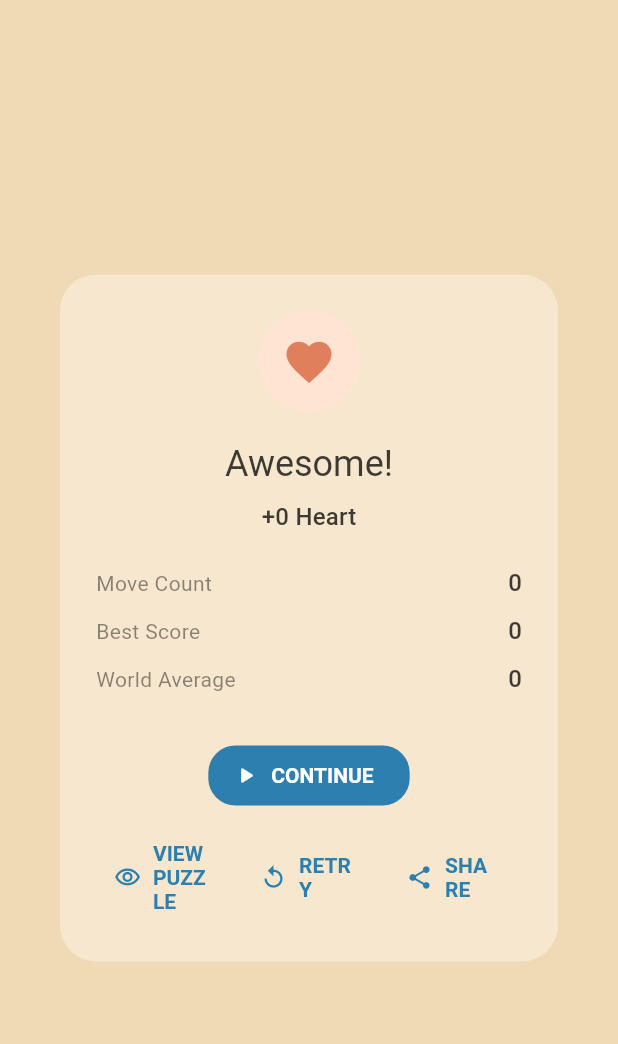
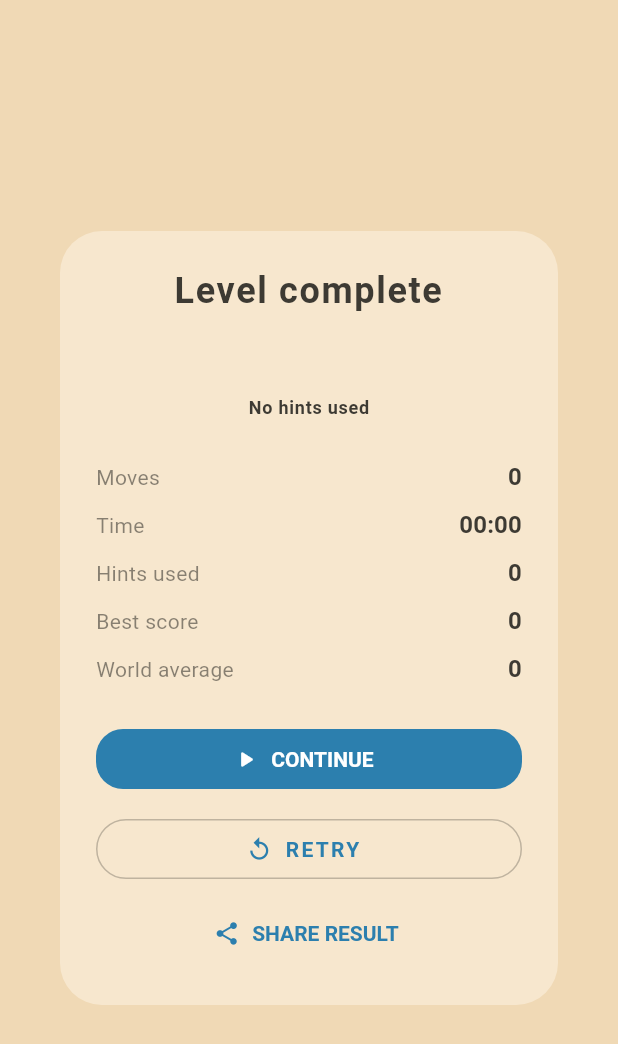
Before and after one commit to Humaneyew/Color-Puzzle-Relax-Game, a Flutter app: the RewardDialog widget shown alone on an empty page, opened directly with empty values, on a phone screen of 412 x 824 dp. Shown: the top 1044 px of the screen. Run offline on Flutter 3.47's test engine with Material 3 defaults, Android fonts, the phone set to English and light mode, and no system bars; our stand-ins replace audioplayers, shared_preferences; accounts and stored records are empty.

Commit message:
Add level result dialog with reward handling

```diff
--- a/lib/src/components/reward_dialog.dart
+++ b/lib/src/components/reward_dialog.dart
@@ -1,107 +1,150 @@
 import 'package:flutter/material.dart';
+
+import '../data/game_result.dart';
 
 class RewardDialog extends StatelessWidget {
   const RewardDialog({
-    required this.livesEarned,
-    required this.moveCount,
+    required this.levelName,
+    required this.result,
     required this.bestScore,
     required this.worldAverage,
     required this.onContinue,
-    required this.onViewPuzzle,
     required this.onRetry,
     required this.onShare,
     super.key,
   });
 
-  final int livesEarned;
-  final int moveCount;
+  final String levelName;
+  final GameResult result;
   final int? bestScore;
   final int worldAverage;
-  final VoidCallback onContinue;
-  final VoidCallback onViewPuzzle;
-  final VoidCallback onRetry;
-  final VoidCallback onShare;
+  final Future<void> Function() onContinue;
+  final Future<void> Function() onRetry;
+  final Future<void> Function() onShare;
 
   @override
   Widget build(BuildContext context) {
+    final theme = Theme.of(context);
+    Future<void> handle(Future<void> Function() action) async {
+      Navigator.of(context).pop();
+      await action();
+    }
+
+    final rewardBadges = <Widget>[];
+    if (result.livesEarned > 0) {
+      rewardBadges.add(_Badge(
+        icon: Icons.favorite,
+        label: '+${result.livesEarned} life',
+        background: const Color(0xFFFFE3D3),
+        iconColor: const Color(0xFFDF7F5B),
+      ));
+    }
+    if (result.rewardsEarned > 0) {
+      rewardBadges.add(_Badge(
+        icon: Icons.stars_rounded,
+        label: '+${result.rewardsEarned} points',
+        background: theme.colorScheme.primary.withOpacity(0.15),
+        iconColor: theme.colorScheme.primary,
+      ));
+    }
+
+    final achievementBadges = <Widget>[];
+    if (result.isNewRecord) {
+      achievementBadges.add(_Tag(text: 'New record'));
+    }
+    if (result.hintsUsed == 0) {
+      achievementBadges.add(_Tag(text: 'No hints used'));
+    }
+
     return Dialog(
-      shape: RoundedRectangleBorder(borderRadius: BorderRadius.circular(24)),
+      shape: RoundedRectangleBorder(borderRadius: BorderRadius.circular(28)),
       child: Padding(
         padding: const EdgeInsets.all(24),
         child: Column(
           mainAxisSize: MainAxisSize.min,
+          crossAxisAlignment: CrossAxisAlignment.stretch,
           children: [
-            Container(
-              padding: const EdgeInsets.all(16),
-              decoration: const BoxDecoration(
-                color: Color(0xFFFFE3D3),
-                shape: BoxShape.circle,
+            Text(
+              'Level complete',
+              textAlign: TextAlign.center,
+              style: theme.textTheme.headlineSmall?.copyWith(
+                fontWeight: FontWeight.w700,
+                letterSpacing: 1.1,
               ),
-              child: const Icon(
-                Icons.favorite,
-                color: Color(0xFFDF7F5B),
-                size: 36,
-              ),
-            ),
-            const SizedBox(height: 18),
-            Text(
-              'Awesome!',
-              style: Theme.of(context).textTheme.headlineSmall,
             ),
             const SizedBox(height: 8),
             Text(
-              '+$livesEarned Heart',
-              style: Theme.of(context).textTheme.titleMedium,
+              levelName,
+              textAlign: TextAlign.center,
+              style: theme.textTheme.titleMedium,
             ),
             const SizedBox(height: 16),
-            _RewardStat(label: 'Move Count', value: moveCount.toString()),
+            if (rewardBadges.isNotEmpty)
+              Wrap(
+                alignment: WrapAlignment.center,
+                spacing: 8,
+                runSpacing: 8,
+                children: rewardBadges,
+              ),
+            if (achievementBadges.isNotEmpty) ...[
+              if (rewardBadges.isNotEmpty) const SizedBox(height: 12),
+              Wrap(
+                alignment: WrapAlignment.center,
+                spacing: 8,
+                runSpacing: 8,
+                children: achievementBadges,
+              ),
+            ],
+            if (rewardBadges.isNotEmpty || achievementBadges.isNotEmpty)
+              const SizedBox(height: 16),
             _RewardStat(
-              label: 'Best Score',
+              label: 'Moves',
+              value: result.moves.toString(),
+            ),
+            _RewardStat(
+              label: 'Time',
+              value: _formatDuration(result.duration),
+            ),
+            _RewardStat(
+              label: 'Hints used',
+              value: result.hintsUsed.toString(),
+            ),
+            _RewardStat(
+              label: 'Best score',
               value: bestScore?.toString() ?? '-',
             ),
             _RewardStat(
-              label: 'World Average',
+              label: 'World average',
               value: worldAverage.toString(),
             ),
-            const SizedBox(height: 24),
+            const SizedBox(height: 20),
             FilledButton.icon(
-              onPressed: onContinue,
+              onPressed: () => handle(onContinue),
               icon: const Icon(Icons.play_arrow_rounded),
               label: const Text('CONTINUE'),
             ),
             const SizedBox(height: 12),
-            Row(
-              mainAxisAlignment: MainAxisAlignment.spaceBetween,
-              children: [
-                Expanded(
-                  child: TextButton.icon(
-                    onPressed: onViewPuzzle,
-                    icon: const Icon(Icons.visibility_outlined),
-                    label: const Text('VIEW PUZZLE'),
-                  ),
-                ),
-                const SizedBox(width: 8),
-                Expanded(
-                  child: TextButton.icon(
-                    onPressed: onRetry,
-                    icon: const Icon(Icons.replay),
-                    label: const Text('RETRY'),
-                  ),
-                ),
-                const SizedBox(width: 8),
-                Expanded(
-                  child: TextButton.icon(
-                    onPressed: onShare,
-                    icon: const Icon(Icons.share),
-                    label: const Text('SHARE'),
-                  ),
-                ),
-              ],
+            OutlinedButton.icon(
+              onPressed: () => handle(onRetry),
+              icon: const Icon(Icons.replay),
+              label: const Text('RETRY'),
+            ),
+            const SizedBox(height: 8),
+            TextButton.icon(
+              onPressed: () => handle(onShare),
+              icon: const Icon(Icons.share),
+              label: const Text('SHARE RESULT'),
             ),
           ],
         ),
       ),
     );
+  }
+
+  String _formatDuration(Duration duration) {
+    final minutes = duration.inMinutes.remainder(60).toString().padLeft(2, '0');
+    final seconds = duration.inSeconds.remainder(60).toString().padLeft(2, '0');
+    return '$minutes:$seconds';
   }
 }
 
@@ -127,10 +170,77 @@ class _RewardStat extends StatelessWidget {
           ),
           Text(
             value,
-            style: theme.textTheme.titleMedium,
+            style: theme.textTheme.titleMedium?.copyWith(
+              fontWeight: FontWeight.w600,
+            ),
           ),
         ],
       ),
     );
   }
 }
+
+class _Badge extends StatelessWidget {
+  const _Badge({
+    required this.icon,
+    required this.label,
+    required this.background,
+    required this.iconColor,
+  });
+
+  final IconData icon;
+  final String label;
+  final Color background;
+  final Color iconColor;
+
+  @override
+  Widget build(BuildContext context) {
+    final theme = Theme.of(context);
+    return Container(
+      padding: const EdgeInsets.symmetric(horizontal: 14, vertical: 10),
+      decoration: BoxDecoration(
+        color: background,
+        borderRadius: BorderRadius.circular(20),
+      ),
+      child: Row(
+        mainAxisSize: MainAxisSize.min,
+        children: [
+          Icon(icon, color: iconColor, size: 18),
+          const SizedBox(width: 6),
+          Text(
+            label,
+            style: theme.textTheme.labelLarge?.copyWith(
+              color: iconColor,
+              fontWeight: FontWeight.w600,
+            ),
+          ),
+        ],
+      ),
+    );
+  }
+}
+
+class _Tag extends StatelessWidget {
+  const _Tag({required this.text});
+
+  final String text;
+
+  @override
+  Widget build(BuildContext context) {
+    final theme = Theme.of(context);
+    return Container(
+      padding: const EdgeInsets.symmetric(horizontal: 10, vertical: 6),
+      decoration: BoxDecoration(
+        color: theme.colorScheme.surfaceVariant.withOpacity(0.45),
+        borderRadius: BorderRadius.circular(16),
+      ),
+      child: Text(
+        text,
+        style: theme.textTheme.labelMedium?.copyWith(
+          letterSpacing: 0.5,
+          fontWeight: FontWeight.w600,
+        ),
+      ),
+    );
+  }
+}
--- a/lib/src/data/game_result.dart
+++ b/lib/src/data/game_result.dart
@@ -8,10 +8,16 @@ class GameResult {
     required this.moves,
     required this.hintsUsed,
     required this.duration,
+    required this.livesEarned,
+    required this.rewardsEarned,
+    required this.isNewRecord,
   });
 
   final String levelId;
   final int moves;
   final int hintsUsed;
   final Duration duration;
+  final int livesEarned;
+  final int rewardsEarned;
+  final bool isNewRecord;
 }
--- a/lib/src/screens/game_screen.dart
+++ b/lib/src/screens/game_screen.dart
@@ -62,7 +62,6 @@ class _GameScreenState extends State<GameScreen> {
     if (controller.isSolved) {
       final level = session.currentLevel;
       if (level != null) {
-        session.rewardPlayer();
         final result = session.recordCompletion(
           level,
           controller.moveCount,
--- a/lib/src/screens/level_complete_screen.dart
+++ b/lib/src/screens/level_complete_screen.dart
@@ -37,20 +37,13 @@ class _LevelCompleteScreenState extends State<LevelCompleteScreen> {
         showDialog<void>(
           context: context,
           builder: (_) => RewardDialog(
-            livesEarned: 1,
-            moveCount: widget.result.moves,
+            levelName: widget.level.name,
+            result: widget.result,
             bestScore: bestScore,
             worldAverage: average,
-            onContinue: () => Navigator.of(context).pop(),
-            onViewPuzzle: () => Navigator.of(context).pop(),
-            onRetry: () {
-              Navigator.of(context).pop();
-              _retryLevel();
-            },
-            onShare: () {
-              Navigator.of(context).pop();
-              _shareResults();
-            },
+            onContinue: _goToNextLevel,
+            onRetry: _retryLevel,
+            onShare: _shareResults,
           ),
         );
       });
@@ -152,16 +145,26 @@ class _LevelCompleteScreenState extends State<LevelCompleteScreen> {
     );
   }
 
-  void _shareResults() {
+  Future<void> _shareResults() async {
     if (!mounted) return;
     final hintLabel = widget.result.hintsUsed == 0
         ? 'no hints'
         : '${widget.result.hintsUsed} hint${widget.result.hintsUsed == 1 ? '' : 's'}';
+    final rewardSummary = <String>[];
+    if (widget.result.livesEarned > 0) {
+      rewardSummary.add('+${widget.result.livesEarned} life');
+    }
+    if (widget.result.rewardsEarned > 0) {
+      rewardSummary.add('+${widget.result.rewardsEarned} pts');
+    }
+    final rewardLabel = rewardSummary.isEmpty
+        ? ''
+        : ' (${rewardSummary.join(', ')})';
     ScaffoldMessenger.of(context).showSnackBar(
       SnackBar(
         content: Text(
           'Shared ${widget.level.name}: ${widget.result.moves} moves in '
-          '${_formatDuration(widget.result.duration)} with $hintLabel.',
+          '${_formatDuration(widget.result.duration)} with $hintLabel$rewardLabel.',
         ),
       ),
     );
```
Also changed, not shown: lib/src/logic/game_session.dart (+28 -10 lines).
